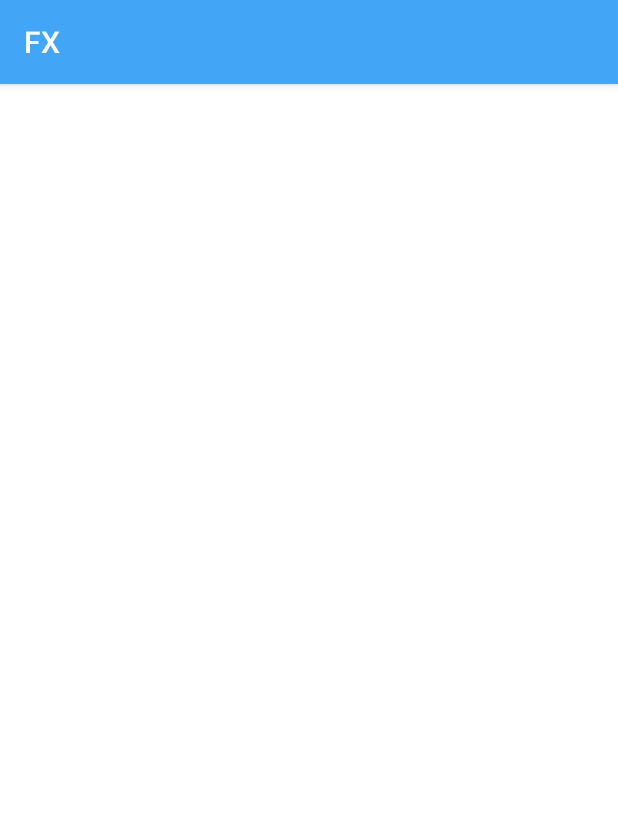
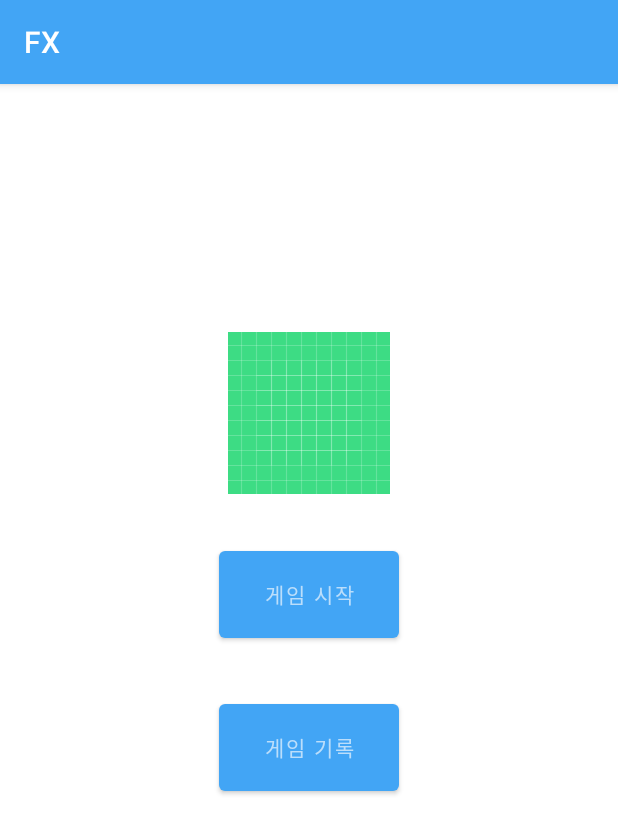
Before and after one commit to LonerStayle/FX, an Android app: the fragment GameFragment shown on its own in the app's theme, on a phone screen of 412 x 824 dp. Shown: the top 834 px of the screen. Run offline under Robolectric (Android 15) with nearby library versions, the phone set to English and light mode, and no system bars; our stand-ins replace data binding.

Commit message:
첫 제출용 임시저장

```diff
--- a/app/src/main/res/layout/fragment_game.xml
+++ b/app/src/main/res/layout/fragment_game.xml
@@ -1,18 +1,41 @@
 <?xml version="1.0" encoding="utf-8"?>
-<layout
-    xmlns:android="http://schemas.android.com/apk/res/android"
-    xmlns:tools="http://schemas.android.com/tools">
+<layout xmlns:android="http://schemas.android.com/apk/res/android"
+    xmlns:app="http://schemas.android.com/apk/res-auto">
 
-    <data>
-        <variable
-            name="vm"
-            type="kr.loner.fx.viewmodel.MainViewModel" />
-    </data>
-<androidx.constraintlayout.widget.ConstraintLayout
-    android:layout_width="match_parent"
-    android:layout_height="match_parent"
-    >
+    <androidx.constraintlayout.widget.ConstraintLayout
+        android:layout_width="match_parent"
+        android:layout_height="match_parent">
 
+        <androidx.appcompat.widget.AppCompatImageView
+            android:id="@+id/appCompatImageView"
+            android:layout_width="wrap_content"
+            android:layout_height="wrap_content"
+            android:src="@drawable/ic_launcher_background"
+            app:layout_constraintBottom_toBottomOf="parent"
+            app:layout_constraintEnd_toEndOf="parent"
+            app:layout_constraintStart_toStartOf="parent"
+            app:layout_constraintTop_toTopOf="parent"
+            app:layout_constraintVertical_bias="0.25" />
 
-</androidx.constraintlayout.widget.ConstraintLayout>
+        <Button
+            android:id="@+id/button_goToTheGameStart"
+            android:layout_width="120dp"
+            android:layout_height="70dp"
+            android:layout_marginTop="32dp"
+            app:layout_constraintEnd_toEndOf="parent"
+            android:text="게임 시작"
+            app:layout_constraintStart_toStartOf="parent"
+            app:layout_constraintTop_toBottomOf="@+id/appCompatImageView" />
+
+        <Button
+            android:id="@+id/button_goToTheGameRecord"
+            android:layout_width="120dp"
+            android:layout_height="70dp"
+            android:layout_marginTop="32dp"
+            android:text="게임 기록"
+            app:layout_constraintEnd_toEndOf="@+id/button_goToTheGameStart"
+            app:layout_constraintStart_toStartOf="@+id/button_goToTheGameStart"
+            app:layout_constraintTop_toBottomOf="@+id/button_goToTheGameStart" />
+
+    </androidx.constraintlayout.widget.ConstraintLayout>
 </layout>
--- a/app/src/main/res/layout/fragment_noticeboard.xml
+++ b/app/src/main/res/layout/fragment_noticeboard.xml
@@ -23,6 +23,7 @@
             android:layout_width="0dp"
             android:layout_height="wrap_content"
             android:layout_marginTop="16dp"
+            app:layoutManager="androidx.recyclerview.widget.LinearLayoutManager"
             app:layout_constraintEnd_toEndOf="@+id/view"
             app:layout_constraintHorizontal_bias="0.0"
             app:layout_constraintStart_toStartOf="@+id/view"
--- /dev/null
+++ b/app/src/main/res/navigation/game.xml
@@ -0,0 +1,5 @@
+<?xml version="1.0" encoding="utf-8"?>
+<navigation xmlns:android="http://schemas.android.com/apk/res/android"
+    xmlns:app="http://schemas.android.com/apk/res-auto" android:id="@+id/game">
+
+</navigation>
--- a/app/src/main/res/values/colors.xml
+++ b/app/src/main/res/values/colors.xml
@@ -9,4 +9,7 @@
     <color name="white">#FFFFFFFF</color>
     <color name="colorLike">#D50000</color>
     <color name="colorCommand">#0091EA</color>
+    <color name="colorMainFragmentBack">#D0000000</color>
+    <color name="colorButtonSelectAfter">#FFB948</color>
+    <color name="colorButtonSelectBefore">#474444</color>
 </resources>
```
Also changed, not shown: app/src/main/java/kr/loner/fx/ui/activity/GameActivity.kt (added, +12 -0 lines), app/src/main/java/kr/loner/fx/ui/dest/game/GameFlowFragment.kt (added, +13 -0 lines), app/src/main/java/kr/loner/fx/viewmodel/MainViewModel.kt (+7 -5 lines), app/src/main/res/layout/activity_game.xml (added, +23 -0 lines), app/src/main/res/layout/fragment_game_flow.xml (added, +110 -0 lines).
